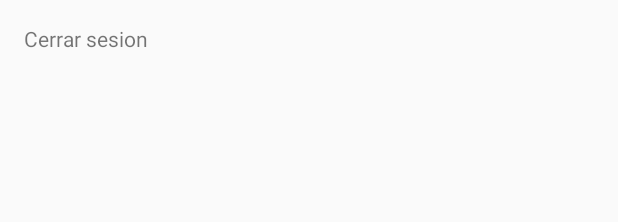
After one commit to nahuelbentos/viruscontrol-mobile, an Android app: the layout fragment_cerrar_sesion.xml on its own in the app's theme, with its tools: preview values and no code run, on a phone screen of 412 x 824 dp. The commit adds this screen. Shown: the top 222 px of the screen. Run offline under Robolectric (Android 15) with nearby library versions, the phone set to English and light mode, and no system bars.

Commit message:
Cerrar sesion casi listo

```diff
--- a/app/src/main/java/com/grupo14/viruscontrol/viruscontroluy/ui/login/MenuUsuarioCiudadano.java
+++ b/app/src/main/java/com/grupo14/viruscontrol/viruscontroluy/ui/login/MenuUsuarioCiudadano.java
@@ -31,7 +31,7 @@ public class MenuUsuarioCiudadano extends AppCompatActivity {
         fab.setOnClickListener(new View.OnClickListener() {
             @Override
             public void onClick(View view) {
-                Snackbar.make(view, "Replace with your own action", Snackbar.LENGTH_LONG)
+                Snackbar.make(view, "Wenas tardes", Snackbar.LENGTH_LONG)
                         .setAction("Action", null).show();
             }
         });
@@ -40,7 +40,7 @@ public class MenuUsuarioCiudadano extends AppCompatActivity {
         // Passing each menu ID as a set of Ids because each
         // menu should be considered as top level destinations.
         mAppBarConfiguration = new AppBarConfiguration.Builder(
-                R.id.nav_home,R.id.solicitar_medico, R.id.nav_gallery, R.id.nav_slideshow)
+                R.id.nav_home,R.id.solicitar_medico, R.id.nav_gallery, R.id.nav_slideshow, R.id.cerrar_sesion_fragment)
                 .setDrawerLayout(drawer)
                 .build();
         NavController navController = Navigation.findNavController(this, R.id.nav_host_fragment);
--- /dev/null
+++ b/app/src/main/res/layout/fragment_cerrar_sesion.xml
@@ -0,0 +1,18 @@
+<?xml version="1.0" encoding="utf-8"?>
+<FrameLayout xmlns:android="http://schemas.android.com/apk/res/android"
+    xmlns:tools="http://schemas.android.com/tools"
+    android:layout_width="match_parent"
+    android:layout_height="match_parent"
+    android:paddingLeft="@dimen/activity_horizontal_margin"
+    android:paddingTop="@dimen/activity_vertical_margin"
+    android:paddingRight="@dimen/activity_horizontal_margin"
+    android:paddingBottom="@dimen/activity_vertical_margin"
+    tools:context=".ui.login.ui.cerrarsesion.CerrarSesionFragment">
+
+    <!-- TODO: Update blank fragment layout -->
+    <TextView
+        android:layout_width="wrap_content"
+        android:layout_height="wrap_content"
+        android:text="@string/cerrar_sesion" />
+
+</FrameLayout>
--- a/app/src/main/res/menu/activity_menu_usuario_ciudadano_drawer.xml
+++ b/app/src/main/res/menu/activity_menu_usuario_ciudadano_drawer.xml
@@ -21,7 +21,7 @@
             android:icon="@drawable/ic_menu_slideshow"
             android:title="@string/menu_slideshow" />
         <item
-            android:id="@+id/cerrar_sesion"
+            android:id="@+id/cerrar_sesion_fragment"
             android:icon="@drawable/ic_menu_slideshow"
             android:title="@string/cerrar_sesion" />
     </group>
--- a/app/src/main/res/values/dimens.xml
+++ b/app/src/main/res/values/dimens.xml
@@ -8,4 +8,5 @@
     <dimen name="tam_20">20dp</dimen>
     <dimen name="tam_25">25dp</dimen>
     <dimen name="tam_15">15dp</dimen>
+
 </resources>
--- a/app/src/main/res/values/strings.xml
+++ b/app/src/main/res/values/strings.xml
@@ -36,6 +36,9 @@
     <string name="confirmar_visita">Confirmar Visita</string>
     <string name="viruscontrol_uy">Viruscontrol.uy</string>
 
-    <string name="facebook_app_id">310065746652683</string> <string name="fb_login_protocol_scheme">fb310065746652683</string>
+    <string name="facebook_app_id">310065746652683</string>
+    <string name="fb_login_protocol_scheme">fb310065746652683</string>
+    <!-- TODO: Remove or change this placeholder text -->
+    <string name="hello_blank_fragment">Hello blank fragment</string>
 
 </resources>
```
Also changed, not shown: app/src/main/java/com/grupo14/viruscontrol/viruscontroluy/ui/login/LoginActivity.java (+9 -1 lines), app/src/main/java/com/grupo14/viruscontrol/viruscontroluy/ui/login/ui/cerrarsesion/CerrarSesionFragment.java (added, +77 -0 lines), app/src/main/res/navigation/mobile_navigation.xml (+5 -2 lines).
